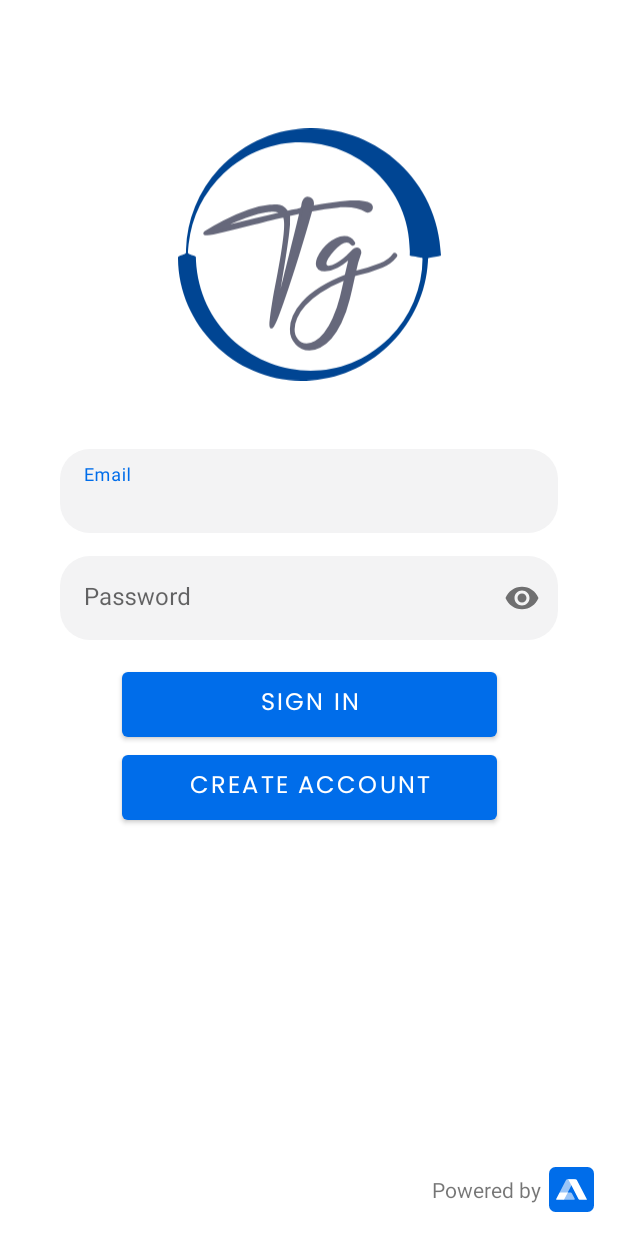
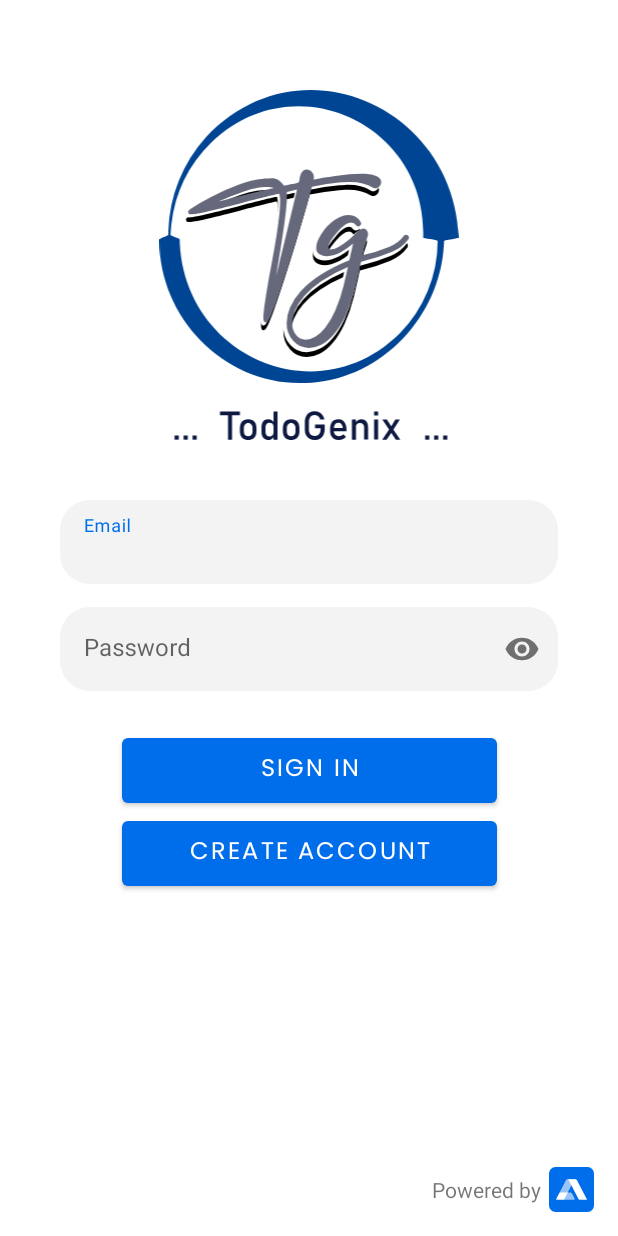
Before and after one commit to venusaim23/Todogenix, an Android app: the screen it shows after launch (LoginActivity), on a phone screen of 412 x 824 dp. Run offline under Robolectric (Android 15) with nearby library versions, the phone set to English and light mode, and no system bars; our stand-ins replace Firebase (no records; nobody signed in at launch, a user with empty details on screens opened directly).

Commit message:
add splash screen

```diff
--- a/Android/app/src/main/AndroidManifest.xml
+++ b/Android/app/src/main/AndroidManifest.xml
@@ -10,7 +10,7 @@
         android:label="@string/app_name"
         android:roundIcon="@mipmap/ic_logo_tg_round"
         android:supportsRtl="true"
-        android:theme="@style/Theme.Todogenix">
+        android:theme="@style/splashScreen">
         <activity
             android:name=".LoginActivity"
             android:exported="true"
--- a/Android/app/src/main/java/com/alanai/todogenix/MainActivity.java
+++ b/Android/app/src/main/java/com/alanai/todogenix/MainActivity.java
@@ -50,7 +50,7 @@ public class MainActivity extends AppCompatActivity implements HomeFragment.Home
 
         setSupportActionBar(binding.toolbar);
         getSupportActionBar().setDisplayHomeAsUpEnabled(true);
-        getSupportActionBar().setHomeAsUpIndicator(R.drawable.ic_todogenix_no_text);
+        getSupportActionBar().setHomeAsUpIndicator(R.drawable.ic_tg_no_text);
 
         mAuth = FirebaseAuth.getInstance();
         mUser = mAuth.getCurrentUser();
--- /dev/null
+++ b/Android/app/src/main/res/drawable/splash_screen.xml
@@ -0,0 +1,9 @@
+<?xml version="1.0" encoding="utf-8"?>
+<layer-list xmlns:android="http://schemas.android.com/apk/res/android">
+    <item android:drawable="@color/white" />
+    <item
+        android:width="200dp"
+        android:height="233.33dp"
+        android:drawable="@drawable/ic_tg_text"
+        android:gravity="center" />
+</layer-list>
--- a/Android/app/src/main/res/layout/activity_login.xml
+++ b/Android/app/src/main/res/layout/activity_login.xml
@@ -5,6 +5,7 @@
     android:id="@+id/layout_login"
     android:layout_width="match_parent"
     android:layout_height="match_parent"
+    android:background="@color/white"
     tools:context=".LoginActivity">
 
     <ScrollView
@@ -22,16 +23,16 @@
             android:layout_height="wrap_content">
 
             <ImageView
-                android:id="@+id/imageView2"
-                android:layout_width="175dp"
-                android:layout_height="179dp"
-                android:layout_marginTop="80dp"
+                android:id="@+id/logo_login_img"
+                android:layout_width="200dp"
+                android:layout_height="233dp"
+                android:layout_marginTop="60dp"
+                android:contentDescription="@string/app_logo"
                 app:layout_constraintEnd_toEndOf="parent"
                 app:layout_constraintHorizontal_bias="0.5"
                 app:layout_constraintStart_toStartOf="parent"
                 app:layout_constraintTop_toTopOf="parent"
-                app:srcCompat="@drawable/ic_todogenix_no_text"
-                android:contentDescription="@string/app_logo" />
+                app:srcCompat="@drawable/ic_tg_text" />
 
             <com.google.android.material.textfield.TextInputLayout
                 android:id="@+id/email_til_login"
@@ -49,7 +50,7 @@
                 app:layout_constraintEnd_toEndOf="parent"
                 app:layout_constraintHorizontal_bias="0.5"
                 app:layout_constraintStart_toStartOf="parent"
-                app:layout_constraintTop_toBottomOf="@+id/imageView2">
+                app:layout_constraintTop_toBottomOf="@+id/logo_login_img">
 
                 <com.google.android.material.textfield.TextInputEditText
                     android:id="@+id/email_et_login"
@@ -91,7 +92,7 @@
                 android:id="@+id/sign_in_btn"
                 android:layout_width="250dp"
                 android:layout_height="55dp"
-                android:layout_marginTop="15dp"
+                android:layout_marginTop="25dp"
                 android:fontFamily="@font/poppins_regular"
                 android:text="@string/sign_in"
                 android:textSize="16sp"
@@ -140,10 +141,13 @@
                 android:layout_height="30dp"
                 android:layout_marginEnd="16dp"
                 android:layout_marginBottom="16dp"
+                android:layout_marginTop="40dp"
+                android:contentDescription="@string/alan_logo"
                 app:layout_constraintBottom_toBottomOf="parent"
                 app:layout_constraintEnd_toEndOf="parent"
-                app:srcCompat="@drawable/alan_logo"
-                android:contentDescription="@string/alan_logo" />
+                app:layout_constraintTop_toBottomOf="@+id/create_acc_btn"
+                app:layout_constraintVertical_bias="1.0"
+                app:srcCompat="@drawable/alan_logo" />
         </androidx.constraintlayout.widget.ConstraintLayout>
     </ScrollView>
 </androidx.constraintlayout.widget.ConstraintLayout>
--- a/Android/app/src/main/res/values/themes.xml
+++ b/Android/app/src/main/res/values/themes.xml
@@ -18,6 +18,10 @@
         <!-- Customize your theme here. -->
     </style>
 
+    <style name="splashScreen" parent="Theme.Todogenix">
+        <item name="android:windowBackground">@drawable/splash_screen</item>
+    </style>
+
     <style name="Theme.Todogenix.NoActionBar">
         <item name="windowActionBar">false</item>
         <item name="windowNoTitle">true</item>
```
Also changed, not shown: Android/app/src/main/res/drawable/ic_tg_no_text.xml (renamed from Android/app/src/main/res/drawable/ic_todogenix_no_text.xml).
